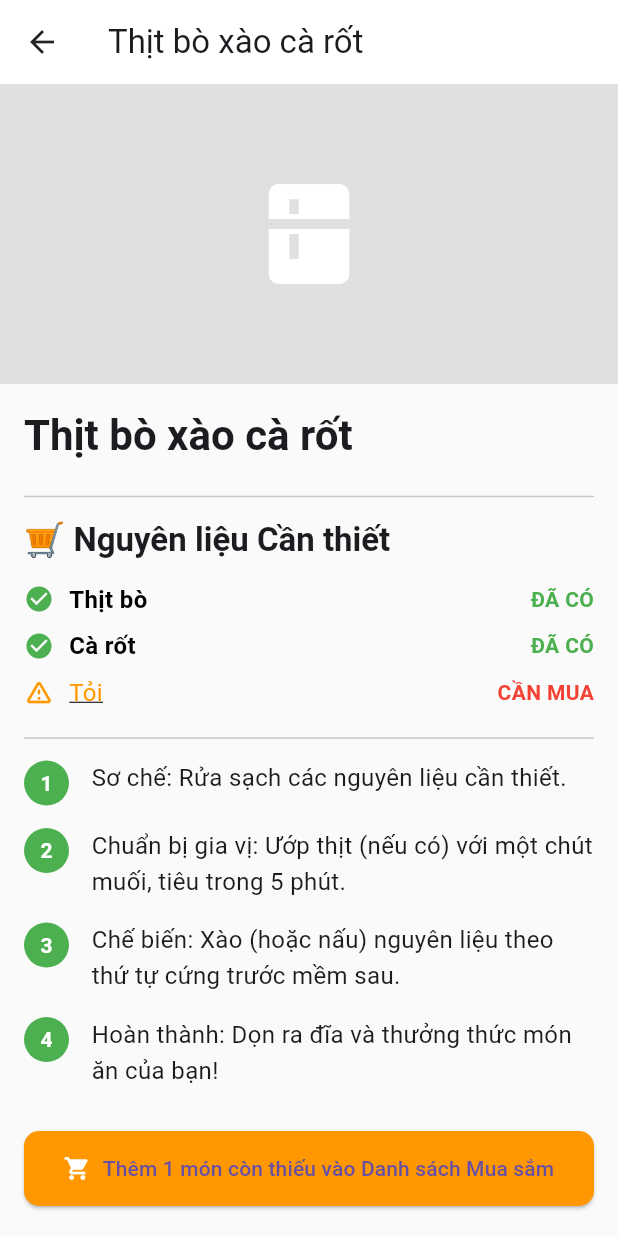
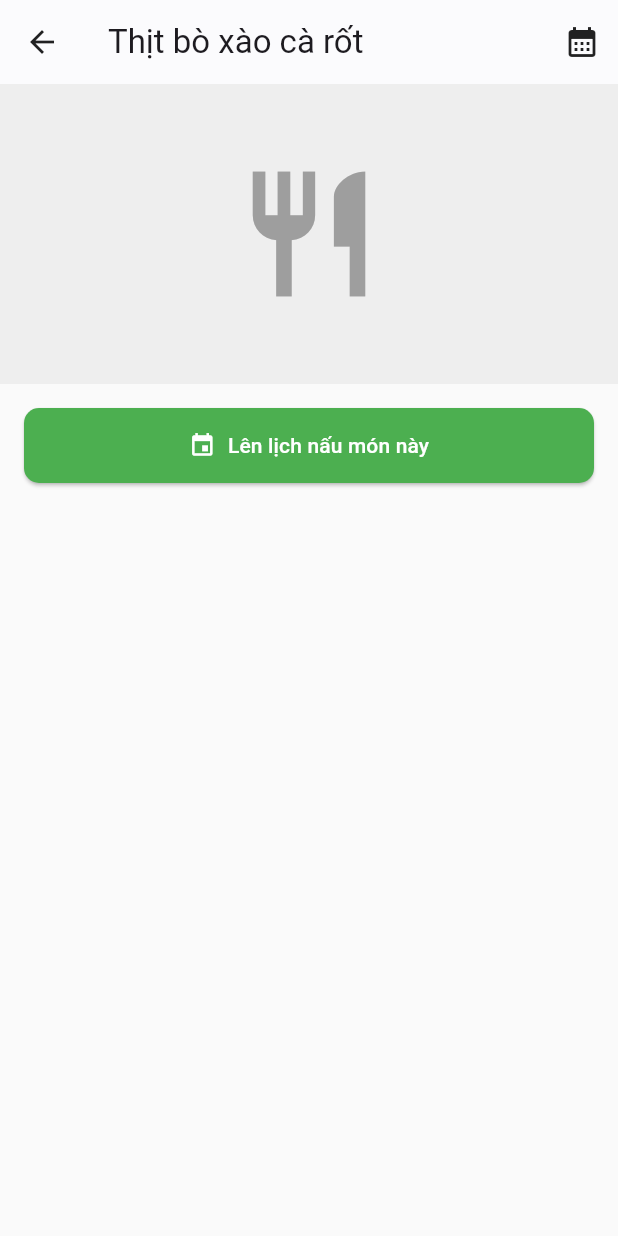
Before and after one commit to Hoangfcon03/LapTrinhMobile, a Flutter app: the RecipeDetailScreen screen opened directly with sample values from the repository, on a phone screen of 412 x 824 dp. Run offline on Flutter 3.47's test engine with Material 3 defaults, Android fonts, the phone set to English and light mode, and no system bars; network calls fail.

Commit message:
Thêm nút vào kế hoach

```diff
--- a/lib/features/recipe/presentation/screens/recipe_detail_screen.dart
+++ b/lib/features/recipe/presentation/screens/recipe_detail_screen.dart
@@ -1,179 +1,84 @@
 import 'package:flutter/material.dart';
 import 'package:provider/provider.dart';
-// 1. Lấy Provider và Model Ingredient
-// Đảm bảo tên package chính xác là 'bepthongminh64pm1duchoang'
+
+// --- IMPORT TUYỆT ĐỐI ---
+import 'package:bepthongminh64pm1duchoang/features/recipe/domain/recipe_model.dart';
 import 'package:bepthongminh64pm1duchoang/features/pantry/domain/pantry_provider.dart';
-
-// 2. Lấy Model Recipe
-import 'package:bepthongminh64pm1duchoang/features/recipe/domain/recipe_model.dart';
-import 'package:flutter/material.dart';
+import 'package:bepthongminh64pm1duchoang/features/planner/domain/planner_provider.dart';
 
 class RecipeDetailScreen extends StatelessWidget {
   final Recipe recipe;
 
-  // Bỏ 'const' khỏi constructor
   const RecipeDetailScreen({super.key, required this.recipe});
+
+  Future<void> _selectDateAndPlan(BuildContext context) async {
+    final DateTime? picked = await showDatePicker(
+      context: context,
+      initialDate: DateTime.now(),
+      firstDate: DateTime.now(),
+      lastDate: DateTime.now().add(const Duration(days: 30)),
+      helpText: 'Chọn ngày nấu món này',
+    );
+
+    if (picked != null) {
+      Provider.of<PlannerProvider>(context, listen: false)
+          .addRecipeToPlan(picked, recipe);
+
+      ScaffoldMessenger.of(context).showSnackBar(
+        SnackBar(
+          content: Text('Đã thêm "${recipe.name}" vào ngày ${picked.day}/${picked.month}'),
+          backgroundColor: Colors.green,
+        ),
+      );
+    }
+  }
 
   @override
   Widget build(BuildContext context) {
-    // Lấy danh sách nguyên liệu hiện tại từ Provider (không lắng nghe)
-    // CẦN ĐẢM BẢO PantryProvider VÀ Ingredient ĐÃ ĐƯỢC IMPORT THÀNH CÔNG
-    final currentPantry = Provider.of<PantryProvider>(context, listen: false).ingredients;
-
     return Scaffold(
       appBar: AppBar(
         title: Text(recipe.name),
-        elevation: 0,
-      ),
-      body: Stack(
-        children: [
-          SingleChildScrollView(
-            padding: const EdgeInsets.only(bottom: 100),
-            child: Column(
-              crossAxisAlignment: CrossAxisAlignment.start,
-              children: [
-                Container(
-                  height: 200,
-                  color: Colors.grey[300],
-                  child: Center(
-                      child: recipe.name.contains('Trứng')
-                          ? const Icon(Icons.egg, size: 80, color: Colors.white)
-                          : const Icon(Icons.kitchen, size: 80, color: Colors.white)
-                  ),
-                ),
-                Padding(
-                  padding: const EdgeInsets.all(16.0),
-                  child: Column(
-                    crossAxisAlignment: CrossAxisAlignment.start,
-                    children: [
-                      Text(
-                        recipe.name,
-                        style: Theme.of(context).textTheme.headlineMedium?.copyWith(fontWeight: FontWeight.bold),
-                      ),
-                      const SizedBox(height: 8),
-                      // ... (Phần hiển thị thời gian nấu)
-
-                      const Divider(height: 30),
-
-                      Text(
-                        '🛒 Nguyên liệu Cần thiết',
-                        style: Theme.of(context).textTheme.titleLarge?.copyWith(fontWeight: FontWeight.bold),
-                      ),
-                      const SizedBox(height: 10),
-                      // Truyền currentPantry vào method build
-                      ...recipe.requiredIngredients.map((ing) =>
-                          _buildIngredientItem(context, ing, currentPantry)).toList(),
-                      const Divider(height: 30),
-
-                      // ... (Phần Các bước thực hiện)
-
-                      _buildStep(context, 1, 'Sơ chế: Rửa sạch các nguyên liệu cần thiết.'),
-                      _buildStep(context, 2, 'Chuẩn bị gia vị: Ướp thịt (nếu có) với một chút muối, tiêu trong 5 phút.'),
-                      _buildStep(context, 3, 'Chế biến: Xào (hoặc nấu) nguyên liệu theo thứ tự cứng trước mềm sau.'),
-                      _buildStep(context, 4, 'Hoàn thành: Dọn ra đĩa và thưởng thức món ăn của bạn!'),
-                    ],
-                  ),
-                ),
-              ],
-            ),
-          ),
-
-          // ... (Phần Nút hành động nổi FAB)
-          Positioned(
-            bottom: 20,
-            left: 16,
-            right: 16,
-            child: recipe.missingIngredients.isNotEmpty
-                ? ElevatedButton.icon(
-              onPressed: () {
-                // ... (Xử lý Thêm nguyên liệu thiếu vào Danh sách Mua sắm)
-                ScaffoldMessenger.of(context).showSnackBar(
-                  SnackBar(content: Text('Đã thêm ${recipe.missingIngredients.length} món vào Danh sách Mua sắm!')),
-                );
-              },
-              icon: const Icon(Icons.shopping_cart, color: Colors.white),
-              label: Text('Thêm ${recipe.missingIngredients.length} món còn thiếu vào Danh sách Mua sắm'),
-              style: ElevatedButton.styleFrom(
-                backgroundColor: Theme.of(context).hintColor,
-                padding: const EdgeInsets.symmetric(vertical: 15),
-                shape: RoundedRectangleBorder(borderRadius: BorderRadius.circular(10)),
-              ),
-            )
-                : const SizedBox.shrink(),
+        actions: [
+          // SỬA LỖI: Dùng IconButton trên AppBar sẽ đẹp và chuẩn hơn là nhét ElevatedButton vào đây
+          IconButton(
+            onPressed: () => _selectDateAndPlan(context),
+            icon: const Icon(Icons.calendar_month), // Đổi icon để tránh lỗi 'undefined'
+            tooltip: 'Lên lịch bữa ăn',
           ),
         ],
       ),
-    );
-  }
+      body: SingleChildScrollView(
+        child: Column(
+          children: [
+            // Container giả lập ảnh món ăn để giao diện không bị trống
+            Container(
+              height: 200,
+              width: double.infinity,
+              color: Colors.grey[200],
+              child: const Icon(Icons.restaurant, size: 100, color: Colors.grey),
+            ),
 
-  // Sửa lỗi Null Safety: Dùng p.name?.toLowerCase()
-  Widget _buildIngredientItem(BuildContext context, String ing, List<Ingredient> currentPantry) {
-    // Kiểm tra xem nguyên liệu này có trong kho hiện tại không (So sánh không phân biệt chữ hoa/thường)
-    final isHave = currentPantry.any((p) => p.name?.toLowerCase() == ing.toLowerCase());
-
-    return Padding(
-      padding: const EdgeInsets.symmetric(vertical: 4.0),
-      child: Row(
-        // ... (UI hiển thị icon và text)
-        children: [
-          Icon(
-            isHave ? Icons.check_circle : Icons.warning_amber_rounded,
-            color: isHave ? Theme.of(context).primaryColor : Theme.of(context).hintColor,
-            size: 20,
-          ),
-          const SizedBox(width: 10),
-          Text(
-            ing,
-            style: TextStyle(
-              fontSize: 16,
-              decoration: isHave ? TextDecoration.none : TextDecoration.underline,
-              color: isHave ? Colors.black : Theme.of(context).hintColor,
-              fontWeight: isHave ? FontWeight.bold : FontWeight.normal,
+            Padding(
+              padding: const EdgeInsets.all(16.0),
+              child: SizedBox(
+                width: double.infinity,
+                child: ElevatedButton.icon(
+                  onPressed: () => _selectDateAndPlan(context),
+                  // SỬA LỖI: Xóa 'const' trước Icon nếu bạn vẫn gặp lỗi,
+                  // nhưng dùng Icons.event thì 'const' sẽ hoạt động bình thường
+                  icon: const Icon(Icons.event),
+                  label: const Text('Lên lịch nấu món này'),
+                  style: ElevatedButton.styleFrom(
+                    padding: const EdgeInsets.symmetric(vertical: 15),
+                    backgroundColor: Theme.of(context).primaryColor,
+                    foregroundColor: Colors.white,
+                    shape: RoundedRectangleBorder(borderRadius: BorderRadius.circular(10)),
+                  ),
+                ),
+              ),
             ),
-          ),
-          const Spacer(),
-          Text(
-            isHave ? 'ĐÃ CÓ' : 'CẦN MUA',
-            style: TextStyle(
-              fontSize: 14,
-              color: isHave ? Theme.of(context).primaryColor : Colors.red,
-              fontWeight: FontWeight.bold,
-            ),
-          ),
-        ],
-      ),
-    );
-  }
-
-  // Phương thức cho các bước
-  Widget _buildStep(BuildContext context, int number, String instruction) {
-    return Padding(
-      padding: const EdgeInsets.only(bottom: 15.0),
-      // ... (UI cho từng bước)
-      child: Row(
-        crossAxisAlignment: CrossAxisAlignment.start,
-        children: [
-          Container(
-            width: 30,
-            height: 30,
-            alignment: Alignment.center,
-            decoration: BoxDecoration(
-              color: Theme.of(context).primaryColor,
-              shape: BoxShape.circle,
-            ),
-            child: Text(
-              '$number',
-              style: const TextStyle(color: Colors.white, fontWeight: FontWeight.bold),
-            ),
-          ),
-          const SizedBox(width: 15),
-          Expanded(
-            child: Text(
-              instruction,
-              style: const TextStyle(fontSize: 16, height: 1.5),
-            ),
-          ),
-        ],
+          ],
+        ),
       ),
     );
   }
```
